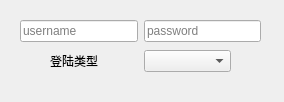
Before: the Qt Designer form loginui.ui in BeanLiu1994/Su6missi0nSys, drawn with Qt 5.
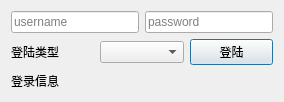
After: the same form once the commit is applied.

Commit message: 添加了登陆界面，可以登录管理员。账号密码同sql。

The edit to the form file:
```diff
--- a/loginui.ui
+++ b/loginui.ui
@@ -13,37 +13,8 @@
   <property name="windowTitle">
    <string>请登录</string>
   </property>
-  <widget class="QWidget" name="">
-   <property name="geometry">
-    <rect>
-     <x>50</x>
-     <y>50</y>
-     <width>181</width>
-     <height>22</height>
-    </rect>
-   </property>
-   <layout class="QHBoxLayout" name="horizontalLayout">
+  <layout class="QVBoxLayout" name="verticalLayout">
     <item>
-     <widget class="QLabel" name="label">
-      <property name="text">
-       <string>登陆类型</string>
-      </property>
-     </widget>
-    </item>
-    <item>
-     <widget class="QComboBox" name="login_type"/>
-    </item>
-   </layout>
-  </widget>
-  <widget class="QWidget" name="">
-   <property name="geometry">
-    <rect>
-     <x>20</x>
-     <y>20</y>
-     <width>241</width>
-     <height>22</height>
-    </rect>
-   </property>
    <layout class="QHBoxLayout" name="horizontalLayout_2">
     <item>
      <widget class="QLineEdit" name="uesr">
@@ -60,7 +31,40 @@
      </widget>
     </item>
    </layout>
-  </widget>
+   </item>
+   <item>
+    <layout class="QHBoxLayout" name="horizontalLayout">
+     <item>
+      <widget class="QLabel" name="label">
+       <property name="text">
+        <string>登陆类型</string>
+       </property>
+      </widget>
+     </item>
+     <item>
+      <widget class="QComboBox" name="login_type">
+       <property name="currentIndex">
+        <number>-1</number>
+       </property>
+      </widget>
+     </item>
+     <item>
+      <widget class="QPushButton" name="login_button">
+       <property name="text">
+        <string>登陆</string>
+       </property>
+      </widget>
+     </item>
+    </layout>
+   </item>
+   <item>
+    <widget class="QLabel" name="SuccessOrNot">
+     <property name="text">
+      <string>登录信息</string>
+     </property>
+    </widget>
+   </item>
+  </layout>
  </widget>
  <resources/>
  <connections/>
```
Left out of the diff: 2 changed lines with no effect on the pictures. Lines whose indentation alone changed are shown as unchanged. The commit also changes 8 other files.
